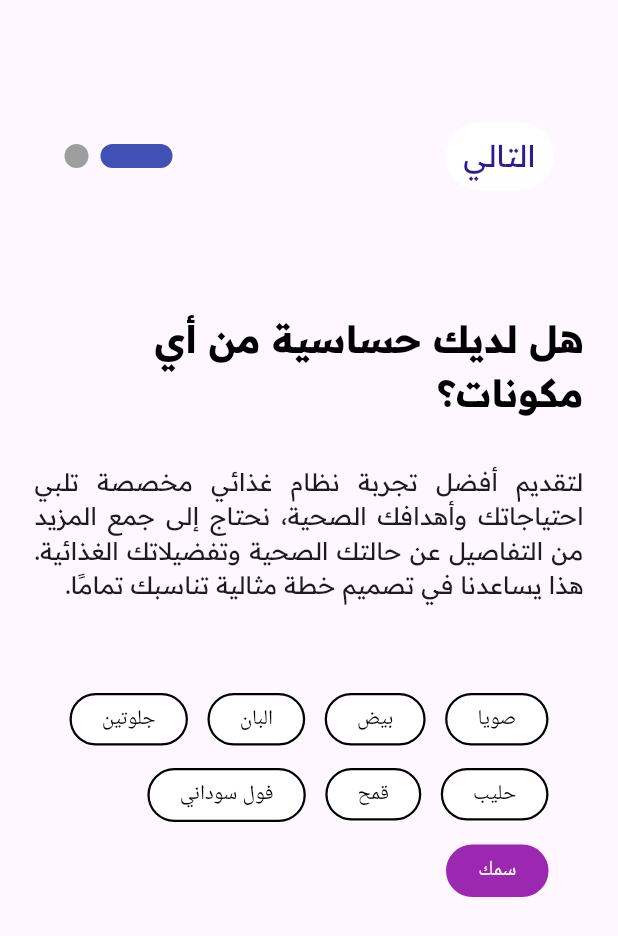
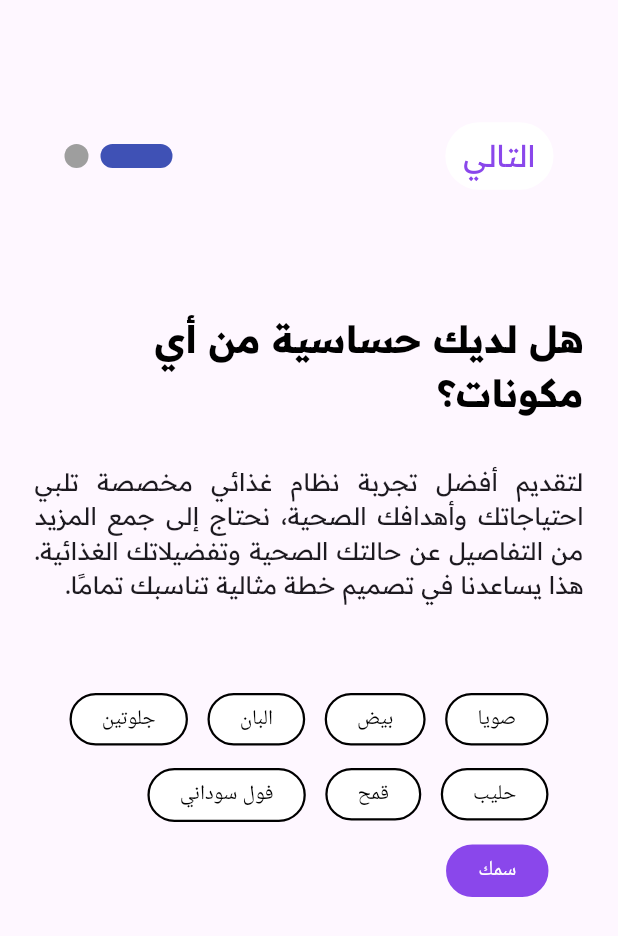
Before and after one commit to Mohamed-Adel9/aklty, a Flutter app: the screen it shows after launch, after a tap on "التالي", on a phone screen of 412 x 824 dp. Shown: the top 936 px of the screen. Run offline on Flutter 3.47's test engine with Material 3 defaults, Android fonts, the phone set to English and light mode, and no system bars; drawn by our look-alikes of smooth_page_indicator; our stand-ins replace another_flutter_splash_screen, carousel_slider, go_router.

Commit message:
add color file

```diff
--- /dev/null
+++ b/lib/core/utils/colors.dart
@@ -0,0 +1,6 @@
+import 'dart:ui';
+
+class AppColors {
+
+  Color primaryColor = const Color(0xff8A47EB);
+}
--- a/lib/features/on_boarding/presentation/views/widgets/allergen_buttons.dart
+++ b/lib/features/on_boarding/presentation/views/widgets/allergen_buttons.dart
@@ -1,3 +1,4 @@
+import 'package:aklty/core/utils/colors.dart';
 import 'package:flutter/material.dart';
 
 class AllergenButtons extends StatefulWidget {
@@ -45,10 +46,10 @@ class _AllergenButtonsState extends State<AllergenButtons> {
       child: Container(
         padding: const EdgeInsets.symmetric(horizontal: 20.0, vertical: 6.0),
         decoration: BoxDecoration(
-          color: selected ? Colors.purple : Colors.white,
+          color: selected ? AppColors().primaryColor : Colors.white,
           borderRadius: BorderRadius.circular(20.0),
           border: Border.all(
-            color: selected ? Colors.purple : Colors.black,
+            color: selected ? AppColors().primaryColor : Colors.black,
             width: 1.5,
           ),
         ),
--- a/lib/features/on_boarding/presentation/views/widgets/on_boarding_first_screen.dart
+++ b/lib/features/on_boarding/presentation/views/widgets/on_boarding_first_screen.dart
@@ -1,3 +1,4 @@
+import 'package:aklty/core/utils/colors.dart';
 import 'package:aklty/core/utils/styles.dart';
 import 'package:aklty/features/on_boarding/presentation/views/widgets/custom_carousel.dart';
 import 'package:aklty/features/on_boarding/presentation/views/widgets/indicator_and_button_widget.dart';
@@ -41,7 +42,7 @@ class OnBoardingFirstScreen extends StatelessWidget {
           IndicatorAndButtonWidget(
             controller: controller,
             textColor: Colors.white,
-            buttonColor: Colors.deepPurple.shade900,
+            buttonColor: AppColors().primaryColor,
           ),
         ],
       ),
--- a/lib/features/on_boarding/presentation/views/widgets/on_boarding_second_screen.dart
+++ b/lib/features/on_boarding/presentation/views/widgets/on_boarding_second_screen.dart
@@ -1,3 +1,4 @@
+import 'package:aklty/core/utils/colors.dart';
 import 'package:aklty/core/utils/styles.dart';
 import 'package:aklty/features/on_boarding/presentation/views/widgets/allergen_buttons.dart';
 import 'package:aklty/features/on_boarding/presentation/views/widgets/indicator_and_button_widget.dart';
@@ -23,7 +24,7 @@ class OnBoardingSecondScreen extends StatelessWidget {
           ),
           IndicatorAndButtonWidget(
             controller: controller,
-            textColor: Colors.deepPurple.shade900,
+            textColor: AppColors().primaryColor,
             buttonColor: Colors.white,
           ),
           const SizedBox(
--- a/lib/features/splash/presentation/views/widgets/splash_view_body.dart
+++ b/lib/features/splash/presentation/views/widgets/splash_view_body.dart
@@ -1,6 +1,6 @@
 
 import 'package:aklty/core/functions/custom_linear_gradient.dart';
-import 'package:aklty/features/splash/presentation/views/widgets/animated_gif.dart';
+import 'package:aklty/features/splash/presentation/views/widgets/animated_image.dart';
 import 'package:flutter/material.dart';
 
 class SplashViewBody extends StatelessWidget {
--- a/lib/main.dart
+++ b/lib/main.dart
@@ -1,3 +1,4 @@
+import 'package:aklty/core/utils/colors.dart';
 import 'package:aklty/features/splash/presentation/views/spalsh_view.dart';
 import 'package:flutter/material.dart';
 
@@ -13,7 +14,7 @@ class Aklty extends StatelessWidget {
     return MaterialApp(
       title: 'Aklty',
       theme: ThemeData(
-        colorScheme: ColorScheme.fromSeed(seedColor: Colors.deepPurple),
+        colorScheme: ColorScheme.fromSeed(seedColor: AppColors().primaryColor),
         useMaterial3: true,
       ),
       home: const SplashView(),
```
Also changed, not shown: lib/features/splash/presentation/views/widgets/animated_image.dart (renamed from lib/features/splash/presentation/views/widgets/animated_gif.dart, +9 -6 lines).
